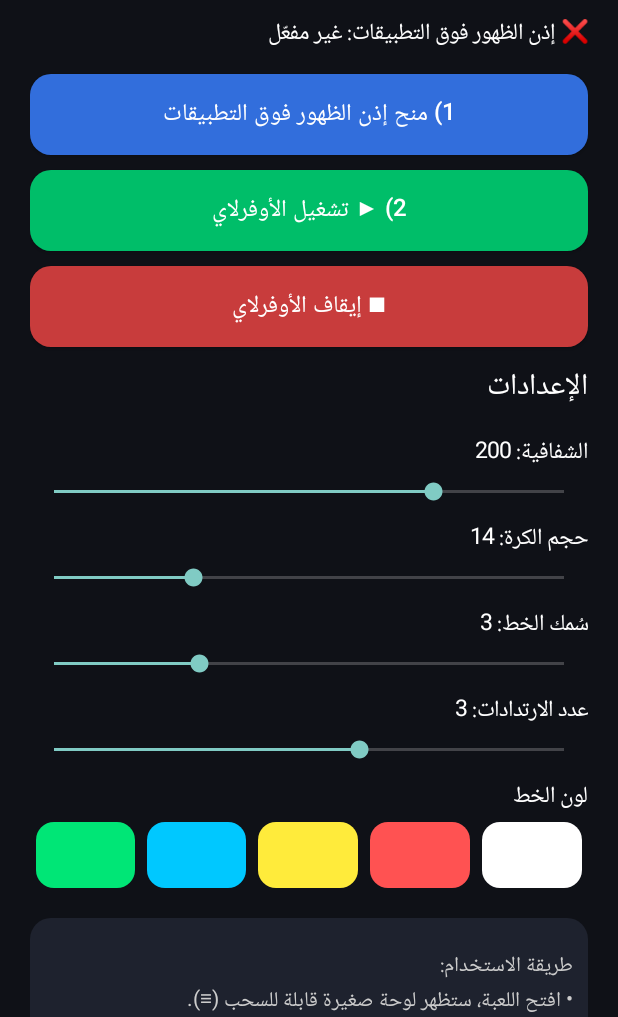
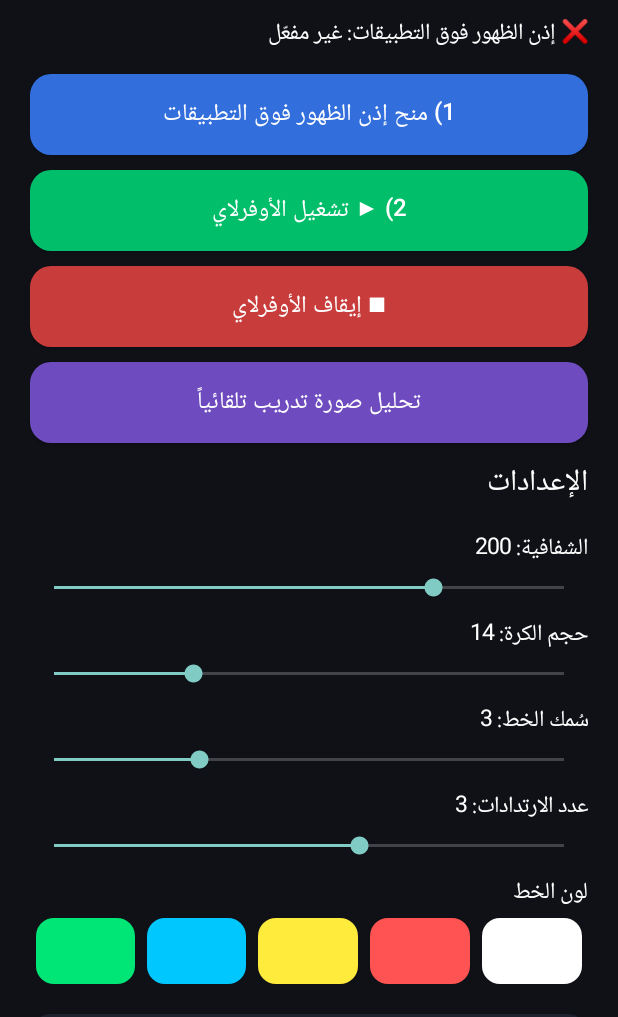
Before and after one commit to scishadii-hash/8-Ball-pool, an Android app: the screen it shows after launch (MainActivity), on a phone screen of 412 x 824 dp, the part 219-1236 px from its top. Run offline under Robolectric (Android 15) with nearby library versions, the phone set to English and light mode, and no system bars.

Commit message:
Add offline training image analyzer entry point

```diff
--- a/app/src/main/java/com/poolvision/training/MainActivity.kt
+++ b/app/src/main/java/com/poolvision/training/MainActivity.kt
@@ -119,6 +119,10 @@ class MainActivity : Activity() {
             stopService(Intent(this@MainActivity, AimOverlayService::class.java))
         })
 
+        root.addView(bigButton("تحليل صورة تدريب تلقائياً", Color.rgb(110, 75, 190)) {
+            startActivity(Intent(this@MainActivity, ImageAnalyzerActivity::class.java))
+        })
+
         root.addView(label("الإعدادات", 20f, Color.WHITE))
         addSlider(root, "الشفافية", "alpha", 40, 255, 200)
         addSlider(root, "حجم الكرة", "radius", 8, 30, 14)
```
